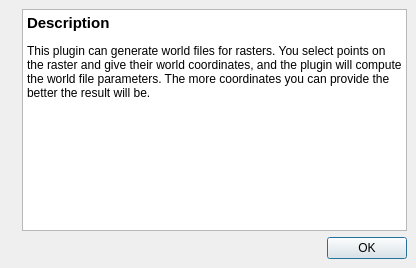
sourcepole/qgis, file qgis/src/plugins/georeferencer/qgsgeorefdescriptiondialogbase.ui: the form before one commit.
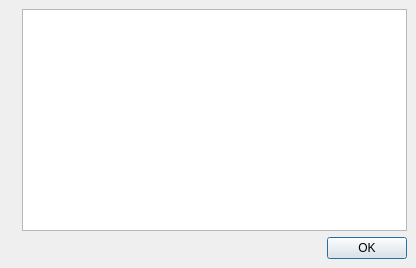
The form after the commit. Icons and pictures are not drawn.

```diff
--- a/qgis/src/plugins/georeferencer/qgsgeorefdescriptiondialogbase.ui
+++ b/qgis/src/plugins/georeferencer/qgsgeorefdescriptiondialogbase.ui
@@ -40,13 +40,6 @@
      <property name="readOnly" >
       <bool>true</bool>
      </property>
-     <property name="html" >
-      <string>&lt;html>&lt;head>&lt;meta name="qrichtext" content="1" />&lt;style type="text/css">
-p, li { white-space: pre-wrap; }
-&lt;/style>&lt;/head>&lt;body style=" font-family:'Sans Serif'; font-size:12pt; font-weight:400; font-style:normal; text-decoration:none;">
-&lt;p style=" margin-top:0px; margin-bottom:0px; margin-left:0px; margin-right:0px; -qt-block-indent:0; text-indent:0px;">&lt;span style=" font-size:11pt; font-weight:600;">Description&lt;/span>&lt;/p>
-&lt;p style=" margin-top:12px; margin-bottom:12px; margin-left:0px; margin-right:0px; -qt-block-indent:0; text-indent:0px; font-size:9pt;">This plugin can generate world files for rasters. You select points on the raster and give their world coordinates, and the plugin will compute the world file parameters. The more coordinates you can provide the better the result will be.&lt;/p>&lt;/body>&lt;/html></string>
-     </property>
     </widget>
    </item>
    <item row="0" column="0" >
```
Left out of the diff: 1 changed line with no effect on the pictures.
